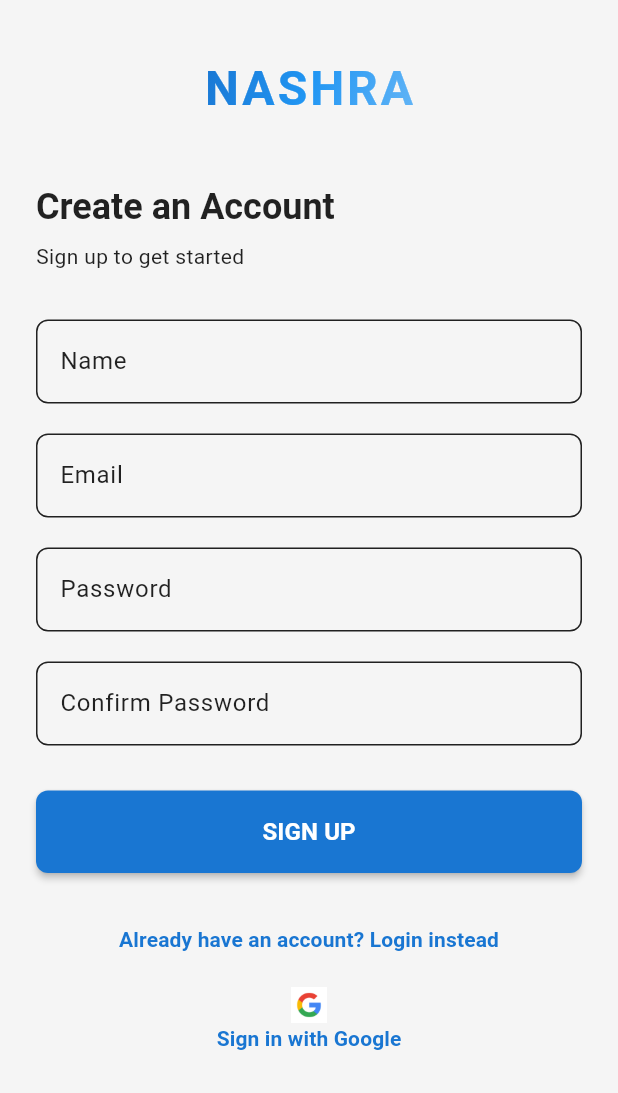
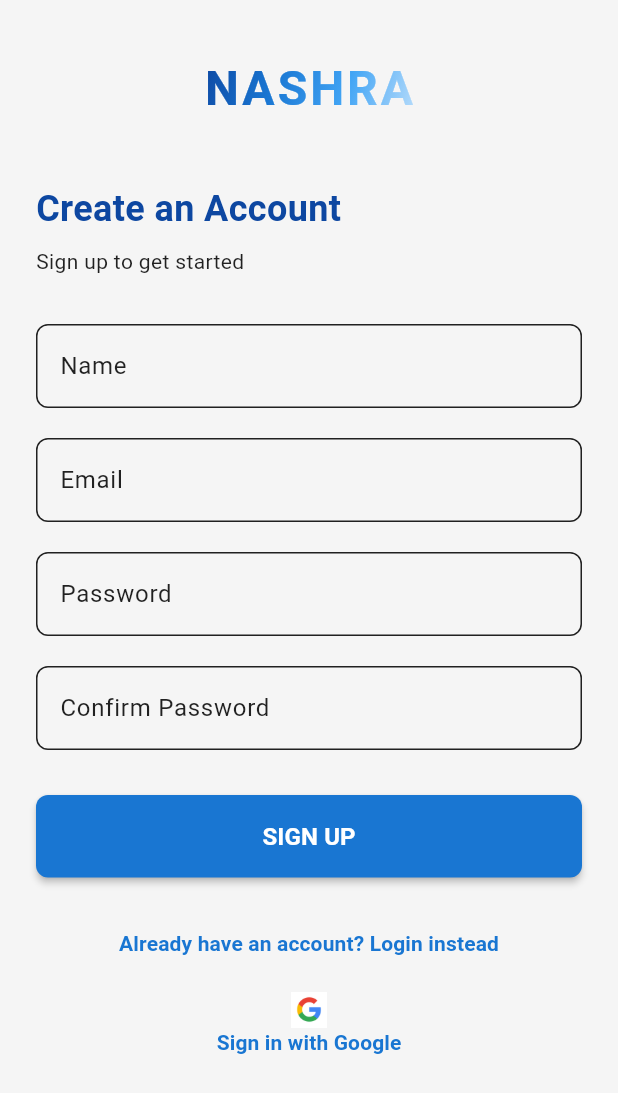
Before and after one commit to farahh212/Nashra-App, a Flutter app: the screen it shows after launch, after a tap on "SIGN UP", on a phone screen of 412 x 824 dp. Shown: the top 1093 px of the screen. Run offline on Flutter 3.47's test engine with Material 3 defaults, Android fonts, the light colour scheme and no system bars; our stand-ins replace cloud_firestore, file_picker, firebase_auth, firebase_core, firebase_database, firebase_messaging and 8 more; missing offline and left inert: firebase_app_check, syncfusion_flutter_pdfviewer, translator; accounts and stored records are empty; network calls fail.

Commit message:
updated ui p7

```diff
--- a/lib/login.dart
+++ b/lib/login.dart
@@ -120,7 +120,12 @@ class _LoginPageState extends State<LoginPage> {
                   shaderCallback: (bounds) => LinearGradient(
                     colors: isDark
                       ? [Color(0xFF64B5F6), Color(0xFF2196F3), Color(0xFF1976D2)]
-                      : [Color(0xFF1976D2), Color(0xFF2196F3), Color(0xFF64B5F6)],
+                      : [
+  Color(0xFF0D47A1), // Navy Blue (deep)
+  Color(0xFF1976D2), // Strong Blue (mid)
+  Color(0xFF42A5F5), // Sky Blue (soft mid)
+  Color(0xFFBBDEFB), // Light Blue (almost white)
+],
                     begin: Alignment.topLeft,
                     end: Alignment.bottomRight,
                   ).createShader(bounds),
@@ -138,7 +143,7 @@ class _LoginPageState extends State<LoginPage> {
               SizedBox(height: 40),
               Text(
                 authenticationMode == 0 ? 'Welcome Back,' : 'Create an Account',
-                style: theme.textTheme.headlineMedium,
+                style: TextStyle(color: Color(0xFF0D47A1), fontSize: 24, fontWeight: FontWeight.bold),
               ),
               SizedBox(height: 8),
               Text(
--- a/lib/screens/SplashScreen.dart
+++ b/lib/screens/SplashScreen.dart
@@ -38,11 +38,13 @@ class _SplashScreenState extends State<SplashScreen> {
               FadeTransition(opacity: animation, child: child),
           child: ShaderMask(
             shaderCallback: (bounds) => LinearGradient(
-              colors: [
-                Color(0xFF1976D2),
-                Color(0xFF2196F3),
-                Color(0xFF64B5F6),
-              ],
+colors: [
+  Color(0xFF0D47A1), // Navy Blue (deep)
+  Color(0xFF1976D2), // Strong Blue (mid)
+  Color(0xFF42A5F5), // Sky Blue (soft mid)
+  Color(0xFFBBDEFB), // Light Blue (almost white)
+],
+
               begin: Alignment.topLeft,
               end: Alignment.bottomRight,
             ).createShader(bounds),
--- a/lib/screens/announcementCitizens/announcements.dart
+++ b/lib/screens/announcementCitizens/announcements.dart
@@ -46,7 +46,7 @@ class _AnnouncementsState extends State<Announcements> {
       backgroundColor: theme.scaffoldBackgroundColor,
       appBar: AppBar(
         title: Text(
-          'NASHRA',
+          'Announcements',
           style: TextStyle(
             fontSize: 24,
             fontWeight: FontWeight.bold,
--- a/lib/screens/announcementCitizens/pollsScreen.dart
+++ b/lib/screens/announcementCitizens/pollsScreen.dart
@@ -44,11 +44,11 @@ class _pollScreenState extends State<pollScreen> {
       backgroundColor: theme.scaffoldBackgroundColor,
       appBar: AppBar(
         title: Text(
-          'NASHRA',
+          'Polls',
           style: TextStyle(
             fontSize: 24,
             fontWeight: FontWeight.bold,
-            color: isDark ? Colors.white : Colors.black87,
+            color: isDark ? Colors.white : Color(0xFF1976D2),
           ),
         ),
         backgroundColor: theme.scaffoldBackgroundColor,
--- a/lib/screens/emergency_screen.dart
+++ b/lib/screens/emergency_screen.dart
@@ -91,7 +91,7 @@ class _EmergencyNumbersScreenState extends State<EmergencyNumbersScreen> {
             return Text(
               snapshot.data ?? (_isAdmin ? 'Manage Emergency Numbers' : 'Emergency Numbers'),
               style: TextStyle(
-                color: isDark ? Color(0xFF64B5F6) : Color(0xFF1976D2),
+                color: isDark ? Color(0xFF64B5F6) : Color.fromARGB(255, 255, 255, 255),
                 fontWeight: FontWeight.bold,
                 fontSize: 24,
               ),
@@ -99,7 +99,7 @@ class _EmergencyNumbersScreenState extends State<EmergencyNumbersScreen> {
           },
         ),
         iconTheme: IconThemeData(
-          color: isDark ? Color(0xFF64B5F6) : Color(0xFF1976D2),
+          color: isDark ? Color(0xFF64B5F6) : Color.fromARGB(255, 246, 246, 247),
         ),
       ),
       body: Consumer<EmergencyProvider>(
--- a/lib/startup.dart
+++ b/lib/startup.dart
@@ -21,7 +21,13 @@ class StartUp extends StatelessWidget {
                 shaderCallback: (bounds) => LinearGradient(
                   colors: isDark
                     ? [Color(0xFF64B5F6), Color(0xFF2196F3), Color(0xFF1976D2)]
-                    : [Color(0xFF1976D2), Color(0xFF2196F3), Color(0xFF64B5F6)],
+                    : [
+  Color(0xFF0D47A1), // Navy Blue (deep)
+  Color(0xFF1976D2), // Strong Blue (mid)
+  Color(0xFF42A5F5), // Sky Blue (soft mid)
+  Color(0xFFBBDEFB), // Light Blue (almost white)
+]
+,
                   begin: Alignment.topLeft,
                   end: Alignment.bottomRight,
                 ).createShader(bounds),
@@ -77,7 +83,7 @@ class StartUp extends StatelessWidget {
 
                   },
                   style: ElevatedButton.styleFrom(
-                    backgroundColor: isDark ? Color(0xFF64B5F6) : Color(0xFF1976D2),
+                    backgroundColor: isDark ? Color.fromARGB(255, 25, 141, 236) : Color.fromARGB(255, 41, 43, 139),
                     shape: RoundedRectangleBorder(
                       borderRadius: BorderRadius.circular(10),
                     ),
```
Also changed, not shown: lib/screens/advertisement_screen.dart (+8 -5 lines), lib/screens/create_ad_screen.dart (+15 -1 lines), lib/screens/myAdvertisementScreen.dart (+14 -1 lines), lib/screens/reports/reports_screen.dart (+8 -5 lines), lib/signup.dart (+7 -1 lines), 4 other files.
